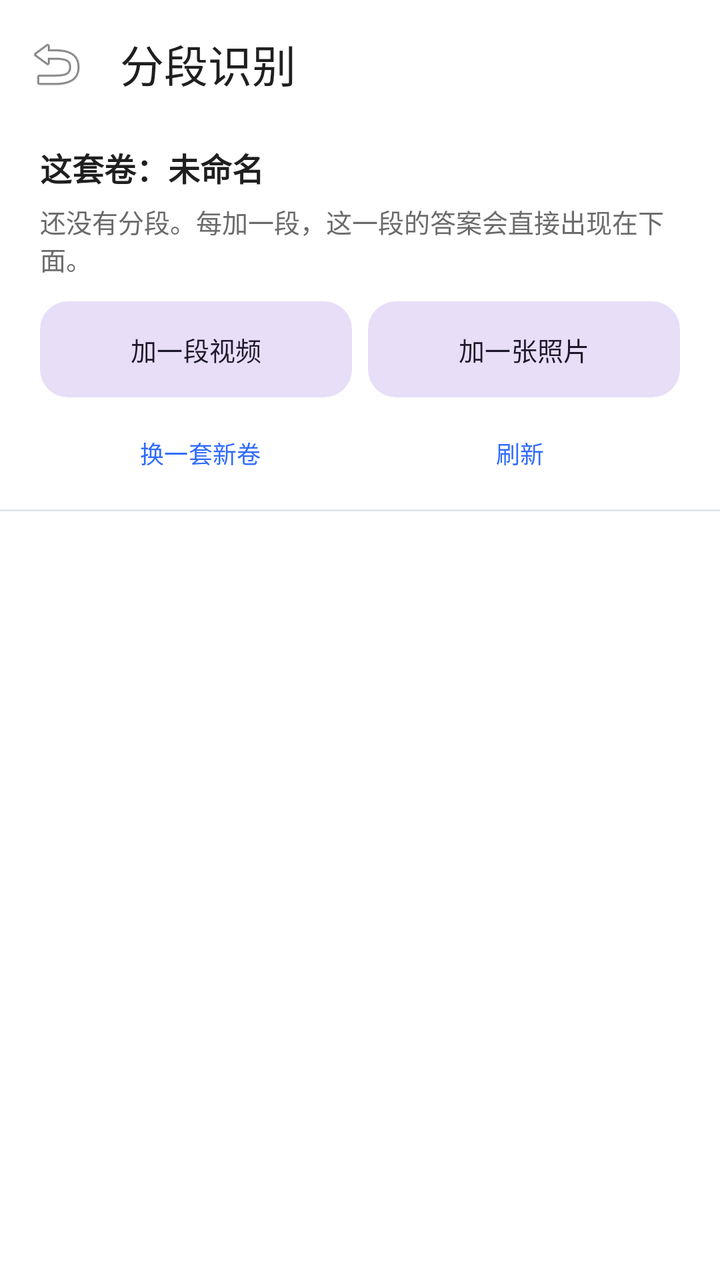
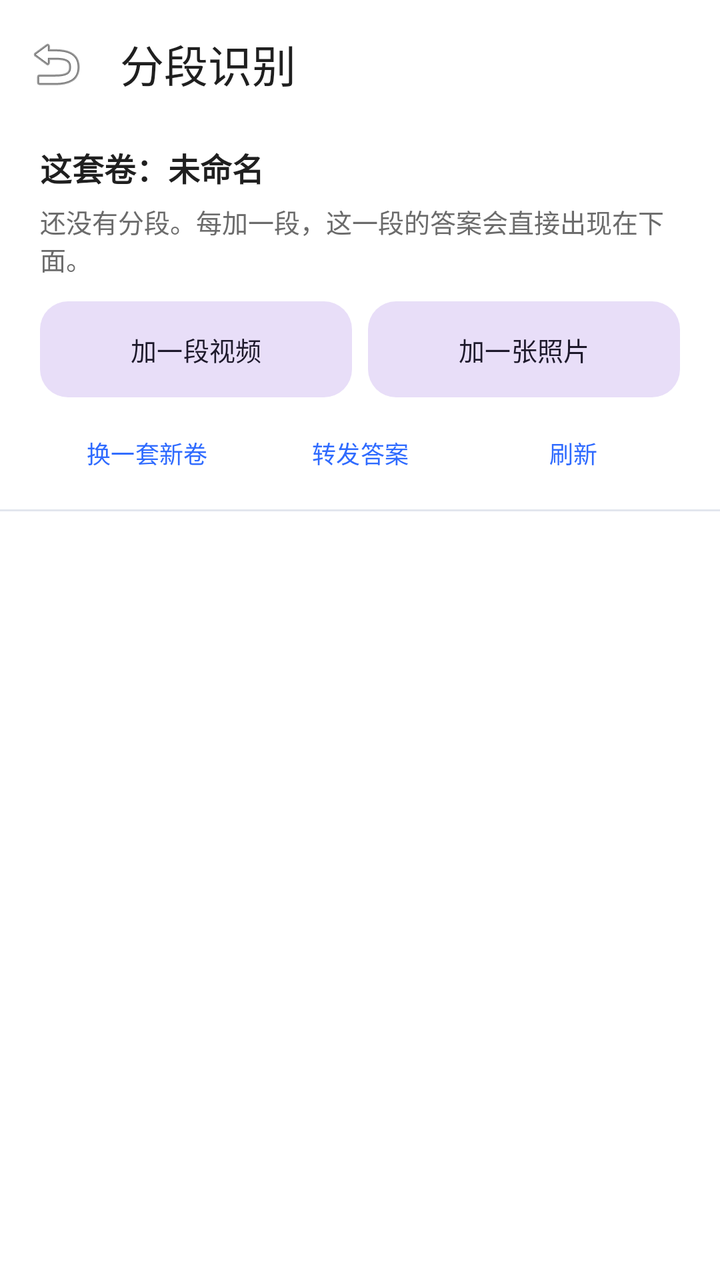

The first picture is an Android layout as it rendered before a commit; the second is the same layout after the commit. The layout source and the unified diff follow.
<!-- AndroidManifest.xml: application theme Theme.VideoQuiz -->
<!-- res/layout/activity_paper.xml -->
<?xml version="1.0" encoding="utf-8"?>
<LinearLayout xmlns:android="http://schemas.android.com/apk/res/android"
    xmlns:app="http://schemas.android.com/apk/res-auto"
    android:layout_width="match_parent"
    android:layout_height="match_parent"
    android:background="@color/surface"
    android:orientation="vertical">

    <com.google.android.material.appbar.MaterialToolbar
        android:id="@+id/toolbar"
        android:layout_width="match_parent"
        android:layout_height="?attr/actionBarSize"
        android:background="@color/surface"
        app:navigationIcon="@android:drawable/ic_menu_revert"
        app:title="分段识别"
        app:titleTextColor="@color/onSurface" />

    <LinearLayout
        android:layout_width="match_parent"
        android:layout_height="wrap_content"
        android:orientation="vertical"
        android:paddingHorizontal="20dp"
        android:paddingTop="8dp">

        <TextView
            android:id="@+id/tvPaper"
            android:layout_width="match_parent"
            android:layout_height="wrap_content"
            android:text="这套卷：未命名"
            android:textColor="@color/onSurface"
            android:textSize="16sp"
            android:textStyle="bold" />

        <TextView
            android:id="@+id/tvSummary"
            android:layout_width="match_parent"
            android:layout_height="wrap_content"
            android:layout_marginTop="6dp"
            android:text="还没有分段。每加一段，这一段的答案会直接出现在下面。"
            android:textColor="@color/onSurfaceVariant"
            android:textSize="13sp" />

        <LinearLayout
            android:layout_width="match_parent"
            android:layout_height="wrap_content"
            android:layout_marginTop="12dp"
            android:orientation="horizontal">

            <com.google.android.material.button.MaterialButton
                android:id="@+id/btnAddVideo"
                style="@style/Widget.Material3.Button.TonalButton"
                android:layout_width="0dp"
                android:layout_height="48dp"
                android:layout_weight="1"
                android:insetTop="0dp"
                android:insetBottom="0dp"
                android:text="加一段视频"
                android:textSize="13sp"
                app:cornerRadius="14dp" />

            <com.google.android.material.button.MaterialButton
                android:id="@+id/btnAddPhoto"
                style="@style/Widget.Material3.Button.TonalButton"
                android:layout_width="0dp"
                android:layout_height="48dp"
                android:layout_marginStart="8dp"
                android:layout_weight="1"
                android:insetTop="0dp"
                android:insetBottom="0dp"
                android:text="加一张照片"
                android:textSize="13sp"
                app:cornerRadius="14dp" />
        </LinearLayout>

        <LinearLayout
            android:layout_width="match_parent"
            android:layout_height="wrap_content"
            android:layout_marginTop="8dp"
            android:orientation="horizontal">

            <com.google.android.material.button.MaterialButton
                android:id="@+id/btnNewPaper"
                style="@style/Widget.Material3.Button.TextButton"
                android:layout_width="0dp"
                android:layout_height="40dp"
                android:layout_weight="1"
                android:insetTop="0dp"
                android:insetBottom="0dp"
                android:text="换一套新卷"
                android:textSize="12sp" />

            <com.google.android.material.button.MaterialButton
                android:id="@+id/btnRefresh"
                style="@style/Widget.Material3.Button.TextButton"
                android:layout_width="0dp"
                android:layout_height="40dp"
                android:layout_weight="1"
                android:insetTop="0dp"
                android:insetBottom="0dp"
                android:text="刷新"
                android:textSize="12sp" />
        </LinearLayout>
    </LinearLayout>

    <View
        android:layout_width="match_parent"
        android:layout_height="1dp"
        android:layout_marginTop="8dp"
        android:background="@color/outlineVariant" />

    <ScrollView
        android:id="@+id/scroll"
        android:layout_width="match_parent"
        android:layout_height="0dp"
        android:layout_weight="1"
        android:paddingHorizontal="20dp"
        android:paddingTop="12dp"
        android:paddingBottom="24dp"
        android:scrollbars="vertical">

        <LinearLayout
            android:id="@+id/answerList"
            android:layout_width="match_parent"
            android:layout_height="wrap_content"
            android:orientation="vertical" />
    </ScrollView>
</LinearLayout>
<!-- resources referenced by this layout -->
<resources>
  <color name="onSurface">#1F1F1F</color>
  <color name="onSurfaceVariant">#6B6B6B</color>
  <color name="outlineVariant">#E2E6EE</color>
  <color name="surface">#FFFFFF</color>
  <style name="Theme.VideoQuiz" parent="Theme.Material3.Light.NoActionBar">
          <item name="colorPrimary">@color/brand</item>
          <item name="colorOnPrimary">#FFFFFF</item>
          <item name="colorSurface">@color/surface</item>
          <item name="android:statusBarColor">@color/surface</item>
          <item name="android:windowLightStatusBar">true</item>
      </style>
  <color name="brand">#2F6BFF</color>
</resources>

<!-- the commit's change to res/layout/activity_paper.xml (unified diff, before → after) -->
@@ -90,6 +90,17 @@
                 android:textSize="12sp" />
 
             <com.google.android.material.button.MaterialButton
+                android:id="@+id/btnShare"
+                style="@style/Widget.Material3.Button.TextButton"
+                android:layout_width="0dp"
+                android:layout_height="40dp"
+                android:layout_weight="1"
+                android:insetTop="0dp"
+                android:insetBottom="0dp"
+                android:text="转发答案"
+                android:textSize="12sp" />
+
+            <com.google.android.material.button.MaterialButton
                 android:id="@+id/btnRefresh"
                 style="@style/Widget.Material3.Button.TextButton"
                 android:layout_width="0dp"
